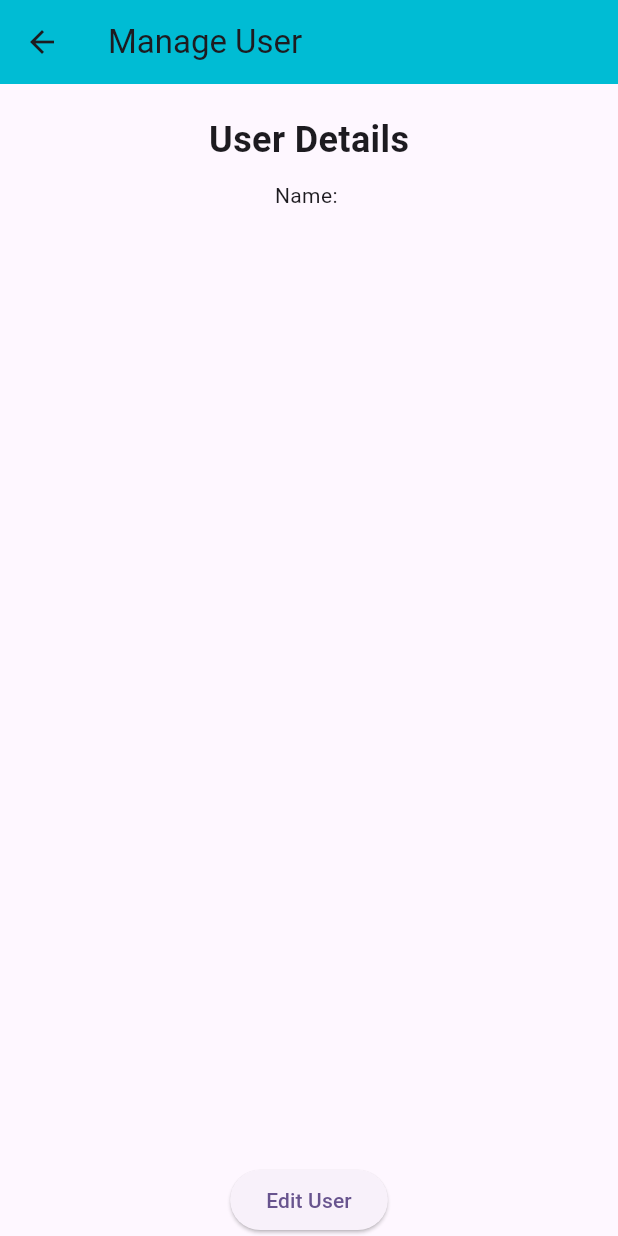
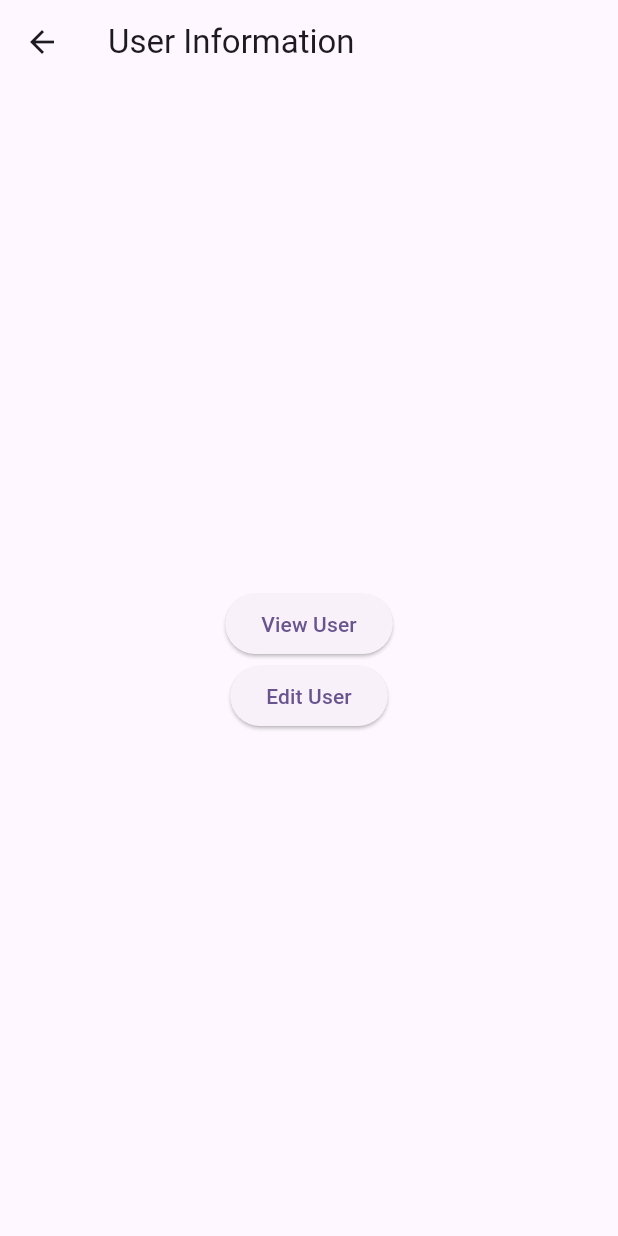
Before and after one commit to buzz66boy/Where-House, a Flutter app: the UserView screen opened directly with empty values, on a phone screen of 412 x 824 dp. Run offline on Flutter 3.47's test engine with Material 3 defaults, Android fonts, the phone set to English and light mode, and no system bars; our stand-ins replace sqflite; accounts and stored records are empty; statements that could not run were skipped.

Commit message:
Update UserView.dart

```diff
--- a/lib/user_management/UserView.dart
+++ b/lib/user_management/UserView.dart
@@ -1,85 +1,181 @@
 import 'package:flutter/material.dart';
-import 'package:wherehouse/database/UserManager.dart';
-import '../database/User.dart';
+import '../../database/User.dart';
 import 'UserController.dart';
 
-class UserView extends StatelessWidget {
+class UserView extends StatefulWidget {
   final User user;
-  const UserView({Key? key, required this.user}) : super(key: key);
+  final UserController userController;
+
+  const UserView({
+    super.key,
+    required this.user,
+    required  this.userController ,
+
+  });
+
   @override
+  State<StatefulWidget> createState() => _UserViewState();
+}
+
+class _UserViewState extends State<UserView> {
+  _UserViewState();
+  late User currentUser;
+  final _uidController = TextEditingController();
+  final _nameController = TextEditingController();
+  final _checkOutItemsController = TextEditingController();
+
+  @override
+  void initState() {
+    super.initState();
+    currentUser = widget.user;
+    _uidController.text = widget.user.uid.toString();
+    _nameController.text = widget.user.name;
+    _checkOutItemsController.text = _checkOutItemsToString(widget.user.checkedOutItems);
+
+  }
+  String _checkOutItemsToString(List <dynamic> items){
+    return items.join(',');
+  }
+  bool _showUserInfo =false;
+
   @override
   Widget build(BuildContext context) {
+    return Scaffold(
+        appBar: AppBar(
+          title: const Text('User Information'),
+        ),
+        body: Center(
+          child: Column(
+            mainAxisAlignment: MainAxisAlignment.center,
+            children: <Widget>[
+              ElevatedButton(onPressed: () {
+                setState(() {
+                  _showUserInfo = !_showUserInfo;
+                });
+              },
+                child: const Text("View User"),
+              ),
+              ElevatedButton(onPressed: () => _editUserInfo(context),
+                  child: const Text("Edit User")),
+              if(_showUserInfo) displayUserInfo(),
+            ],
+          ),
+        )
 
-    final UserController userController;
+      // SingleChildScrollView(
+      //   child: Column(
+      //     mainAxisAlignment: MainAxisAlignment.end,
+      //     crossAxisAlignment: CrossAxisAlignment.end,
+      //     children: <Widget>[
+      //       ElevatedButton(
+      //           onPressed: () => _editUserInfo(context),
+      //           child: const Text("Edit User")
+      //       ),
+      //
+      //       Padding(
+      //         padding: const EdgeInsets.all(40.0),
+      //         child: displayUserInfo(),
+      //       ),
+      //     ],
+      //   ),
+      // ),
+    );
+  }
 
-    return Scaffold(
-      appBar: AppBar(
-        title: const Text('Manage User'),
-        backgroundColor: Colors.cyan,
-      ),
-      body: Center(
-        child: Column(
-          mainAxisAlignment: MainAxisAlignment.start,
-          children: <Widget>[
-            const SizedBox(height: 20),
-            const Text('User Details', style: TextStyle(fontSize: 24, fontWeight: FontWeight.bold)),
-            const SizedBox(height: 10),
-            Text('Name: ${user.name}'),
-            const Spacer(), /// This will push the button towards the bottom
-            ElevatedButton(onPressed: () => _editUser(context), child: const Text("Edit User")),
-          ],
-        ),
-      ),
+
+
+
+  /// Contract 1: Display User Information
+  displayUserInfo() {
+
+    return Column(
+      crossAxisAlignment: CrossAxisAlignment.start,
+      children: [
+        Text('User Id: ${currentUser.uid}'),
+        Text('Name: ${currentUser.name}'),
+        Text('Checked Out items: ${currentUser.checkedOutItems}'),
+
+      ],
     );
+  }
 
-  }
-  void _editUser(BuildContext context) async {
-    UserManager userManager = UserManager();
-
-    String? newName = await showDialog<String>(
+  /// Private Responsibility: Edit User Information
+  void _editUserInfo(BuildContext context) {
+    showDialog(
       context: context,
       builder: (BuildContext context) {
-
-        String? updatedName;
-
         return AlertDialog(
-          title: const Text('Edit User'),
-          content: TextField(
-            controller: TextEditingController(text: user.name),
-            decoration: const InputDecoration(hintText: "Enter user's new name"),
-            onChanged: (value) {
-
-              updatedName = value;
-            },
+          title: const Text('Edit User Information'),
+          content: SingleChildScrollView(
+            child: ListBody(
+              children: <Widget>[
+                TextFormField(
+                  controller: _uidController,
+                  decoration: const InputDecoration(
+                    labelText: 'User ID',
+                  ),
+                  keyboardType: TextInputType.number,
+                ),
+                TextFormField(
+                  controller: _nameController,
+                  decoration: const InputDecoration(
+                    labelText: 'Name',
+                  ),
+                ),
+                TextFormField(
+                  controller: _checkOutItemsController, // Use check out items controller
+                  decoration: InputDecoration(
+                    labelText: 'Checked Out Items',
+                  ),
+                ),
+              ],
+            ),
           ),
           actions: <Widget>[
-            TextButton(
-              child: const Text('Cancel'),
-              onPressed: () => Navigator.of(context).pop(),
-            ),
-            TextButton(
+            ElevatedButton(
               child: const Text('Save'),
               onPressed: () {
-                /// Pass the updated name back when the save button is pressed.
-                Navigator.of(context).pop(updatedName);
+                setState(() {
+                  widget.user.uid = int.tryParse(_uidController.text) ?? widget.user.uid; // Parse UID from text
+                  widget.user.name = _nameController.text;
+                  widget.user.checkedOutItems = _checkOutItemsController.text.split(',').map((item) => item.trim()).toList();
+                });
+                Navigator.of(context).pop();
               },
             ),
           ],
         );
       },
     );
+  }
 
-    /// Check if the newName is not equal to null .
-    if (newName != null && newName.isNotEmpty) {
+// void _editUserInfo(BuildContext context) {
+//
+//   showDialog(
+//     context: context,
+//     builder: (BuildContext context) {
+//       return AlertDialog(
+//         title: const Text('Edit User Information'),
+//
+//         actions: <Widget>[
+//           ElevatedButton(
+//             child: const Text('Save'),
+//             onPressed: () {
+//               setState(() {
+//                 widget.user.uid = int.parse(_uidController.toString());
+//                 widget.user.name = _nameController.text;
+//                 widget.user.checkedOutItems = _checkOutItemsController.text.split(',').map((item) => item.trim()).toList();
+//               });
+//
+//               Navigator.of(context).pop();
+//             },
+//           ),
+//         ],
+//       );
+//     },
+//   );
+// }
 
-      UserController userController = UserController(userManager);
-      Object? success = await userController.editUser(user.uid, newName);
-      if (success != null) {
-
-        userController.setUser();
-      }
-    }
-  }
 
 
 }
```
